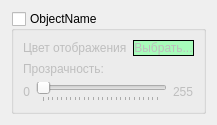
First picture: the form in colorwidget.ui, repository gurmaaan/ObjectsClassifier, before the edit.
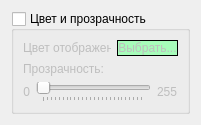
Second picture: the form after the edit.

The edit to the form file:
```diff
--- a/colorwidget.ui
+++ b/colorwidget.ui
@@ -10,20 +10,26 @@
     <x>0</x>
     <y>0</y>
     <width>201</width>
-    <height>122</height>
+    <height>125</height>
    </rect>
   </property>
+  <property name="minimumSize">
+   <size>
+    <width>200</width>
+    <height>125</height>
+   </size>
+  </property>
   <property name="windowTitle">
    <string>Form</string>
   </property>
-  <layout class="QVBoxLayout" name="verticalLayout_2">
+  <layout class="QVBoxLayout" name="verticalLayout">
    <item>
     <widget class="QGroupBox" name="groupBox">
      <property name="enabled">
       <bool>true</bool>
      </property>
      <property name="title">
-      <string>ObjectName</string>
+      <string>Цвет и прозрачность</string>
      </property>
      <property name="flat">
       <bool>false</bool>
@@ -34,7 +40,7 @@
      <property name="checked">
       <bool>false</bool>
      </property>
-     <layout class="QVBoxLayout" name="verticalLayout">
+     <layout class="QVBoxLayout" name="verticalLayout_2">
       <item>
        <layout class="QHBoxLayout" name="colorLayout">
         <item>
```
